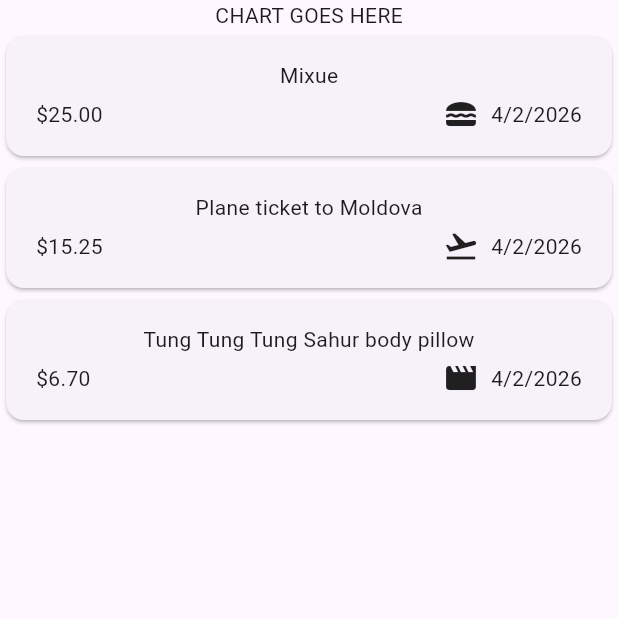
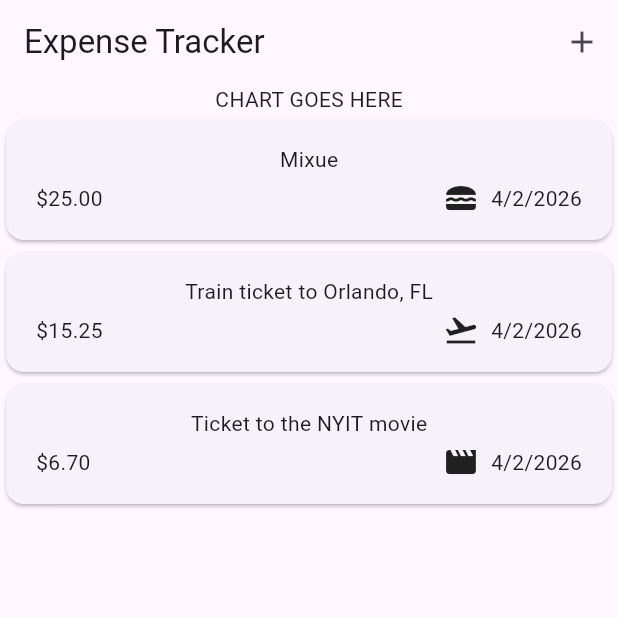
Before and after one commit to Bohemius1272/expensetrackerjerryk, a Flutter app: the screen it shows after launch, on a phone screen of 412 x 824 dp, the top half of it. Run offline on Flutter 3.47's test engine with Material 3 defaults, Android fonts, the phone set to English and light mode, and no system bars.

Commit message:
Added the top add bar in expenses

```diff
--- a/lib/expenses.dart
+++ b/lib/expenses.dart
@@ -21,14 +21,14 @@
     ),
 
     Expense(
-    title: "Plane ticket to Moldova",
+    title: "Train ticket to Orlando, FL",
     amount: 15.25,
     date: DateTime.now(),
     category: Category.travel
     ),
 
      Expense(
-    title: "Tung Tung Tung Sahur body pillow",
+    title: "Ticket to the NYIT movie",
     amount: 6.70,
     date: DateTime.now(),
     category: Category.leisure
@@ -38,6 +38,16 @@
   @override
   Widget build(BuildContext context) {
     return Scaffold(
+      appBar: AppBar(
+        title: const Text("Expense Tracker"),
+        actions: [
+          IconButton(icon: const Icon(Icons.add),
+          onPressed:(){
+
+          } ,
+          )
+        ]
+      ),
       body: Column(
         children: [
           Text("CHART GOES HERE"),
```
